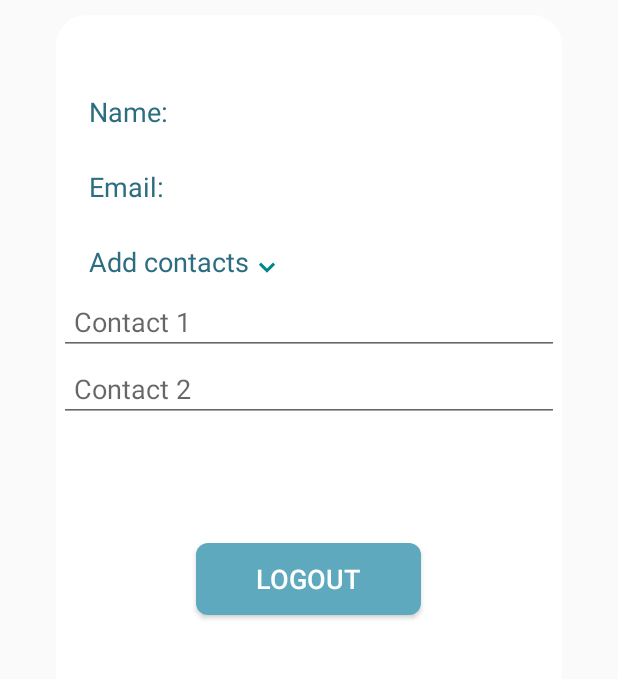
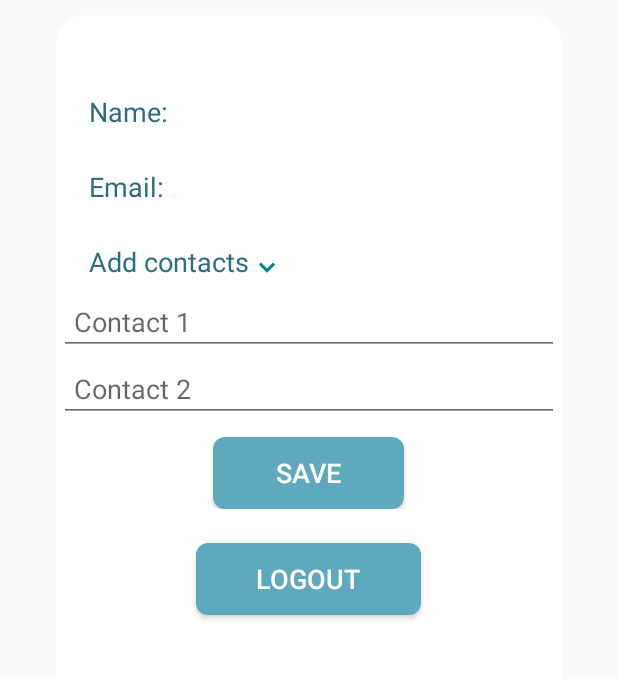
Before and after one commit to Sanduni-Ridmika/Together-app, an Android app: the UserProfile screen opened directly, with no data from a screen before it, after a tap on "Add contacts", on a phone screen of 412 x 824 dp, the part 261-940 px from its top. Run offline under Robolectric (Android 15) with nearby library versions, the phone set to English and light mode, and no system bars; our stand-ins replace Firebase (no records; nobody signed in at launch, a user with empty details on screens opened directly); 1 statement that could not run was skipped.

Commit message:
added save button

```diff
--- a/TogetherApp/app/src/main/res/layout/activity_user_profile.xml
+++ b/TogetherApp/app/src/main/res/layout/activity_user_profile.xml
@@ -75,8 +75,8 @@
                 android:layout_width="match_parent"
                 android:layout_height="wrap_content"
                 android:hint="Contact 1"
+                android:imeOptions="actionDone"
                 android:padding="10dp"
-                android:imeOptions="actionDone"
                 android:singleLine="true" />
 
             <EditText
@@ -84,9 +84,22 @@
                 android:layout_width="match_parent"
                 android:layout_height="wrap_content"
                 android:hint="Contact 2"
+                android:imeOptions="actionDone"
                 android:padding="10dp"
-                android:imeOptions="actionDone"
                 android:singleLine="true" />
+
+            <Button
+                android:id="@+id/btnSave"
+                android:layout_width="127dp"
+                android:layout_height="wrap_content"
+                android:layout_below="@id/edt_contact2"
+                android:layout_centerHorizontal="true"
+                android:layout_gravity="center_horizontal|top"
+                android:layout_marginTop="10dp"
+                android:background="@drawable/btn_background"
+                android:text="Save"
+                android:textColor="@color/white"
+                android:textSize="18sp" />
 
         </LinearLayout>
 
```
